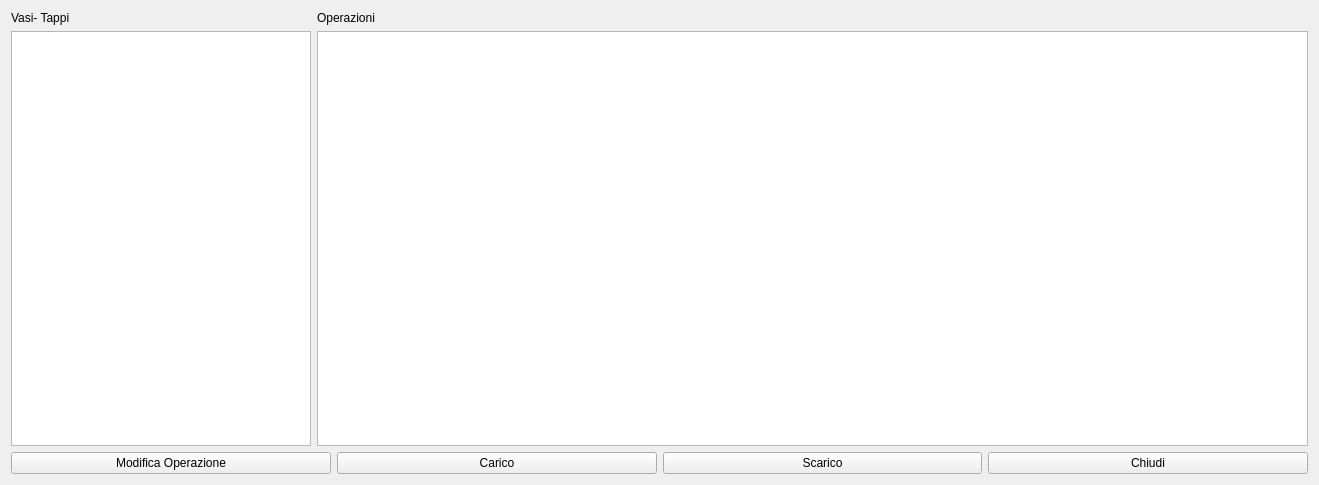
fblabs/CLTags, file ftcontainers_overview.ui: the form before one commit.
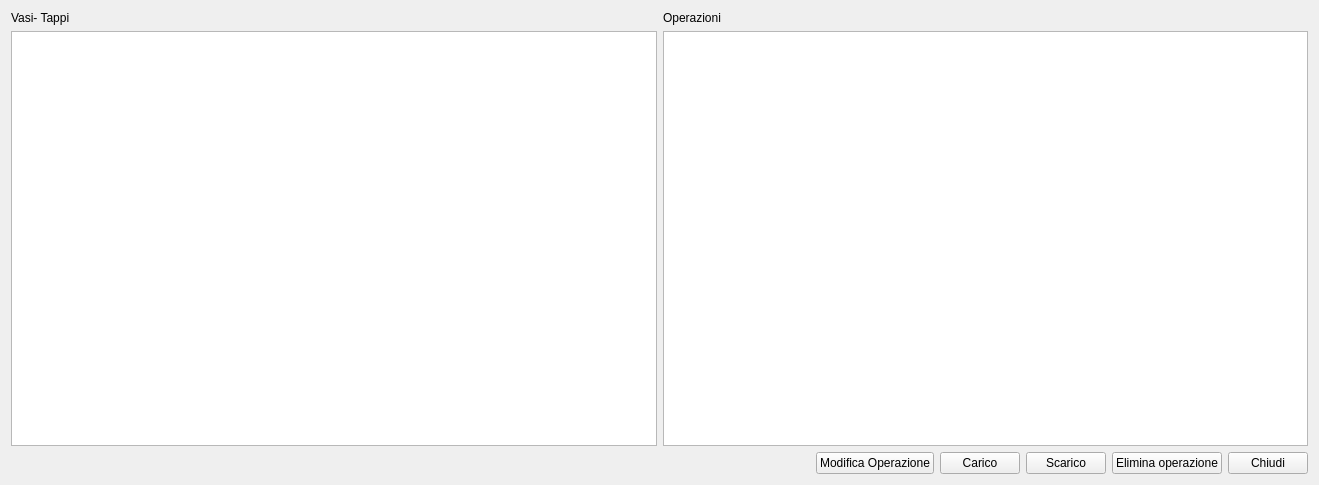
The form after the commit. Icons and pictures are not drawn.

Patch:
```diff
--- a/ftcontainers_overview.ui
+++ b/ftcontainers_overview.ui
@@ -32,7 +32,7 @@
         <widget class="QTableView" name="tvOverview">
          <property name="maximumSize">
           <size>
-           <width>300</width>
+           <width>16777215</width>
            <height>16777215</height>
           </size>
          </property>
@@ -83,6 +83,19 @@
    </item>
    <item>
     <layout class="QHBoxLayout" name="horizontalLayout">
+     <item>
+      <spacer name="horizontalSpacer">
+       <property name="orientation">
+        <enum>Qt::Horizontal</enum>
+       </property>
+       <property name="sizeHint" stdset="0">
+        <size>
+         <width>40</width>
+         <height>20</height>
+        </size>
+       </property>
+      </spacer>
+     </item>
      <item>
       <widget class="QPushButton" name="pbModify">
        <property name="minimumSize">
@@ -149,6 +162,23 @@
        </property>
       </widget>
      </item>
+     <item>
+      <widget class="QPushButton" name="pbDelete">
+       <property name="text">
+        <string>Elimina operazione</string>
+       </property>
+       <property name="icon">
+        <iconset resource="resources.qrc">
+         <normaloff>:/resources/icons/Flag-red64.png</normaloff>:/resources/icons/Flag-red64.png</iconset>
+       </property>
+       <property name="iconSize">
+        <size>
+         <width>32</width>
+         <height>32</height>
+        </size>
+       </property>
+      </widget>
+     </item>
      <item>
       <widget class="QPushButton" name="pbClose">
        <property name="minimumSize">
```
